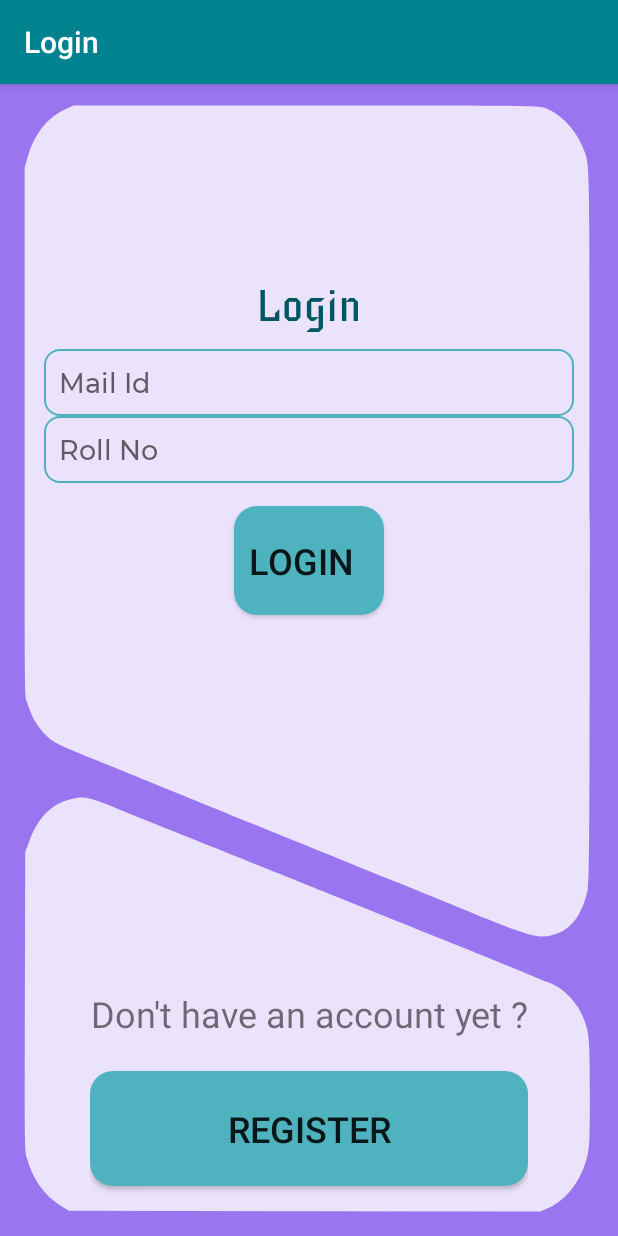
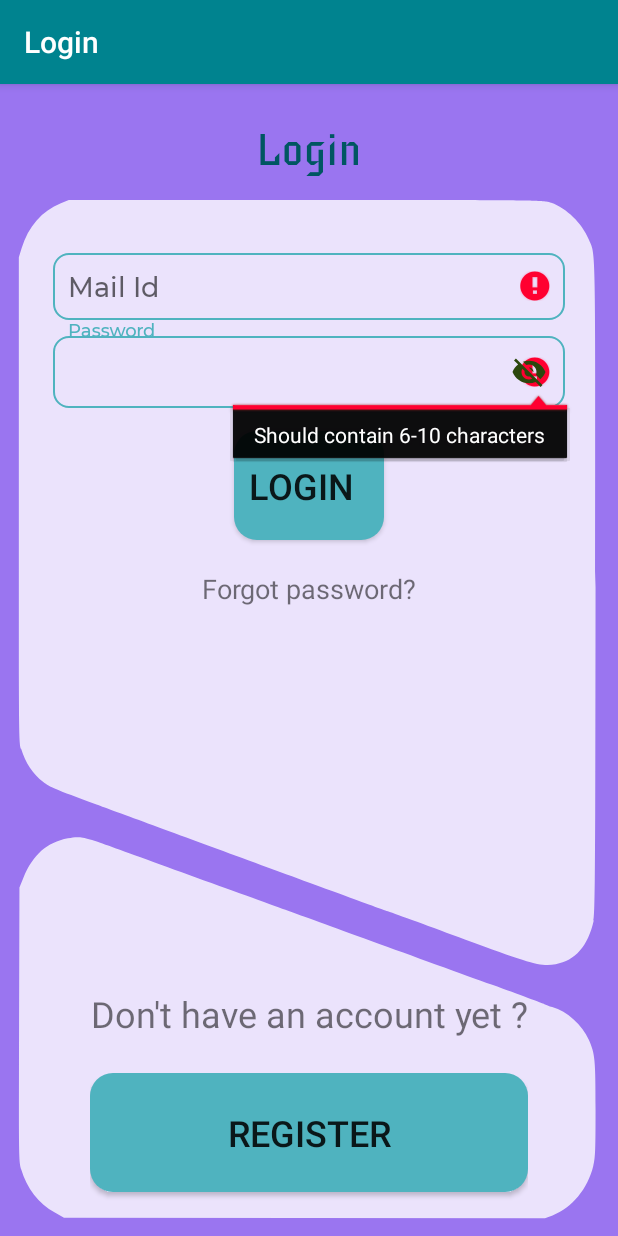
Before and after one commit to TeamAMatri/Project, an Android app: the screen it shows after launch (LoginActivity), after a tap on "LOGIN", on a phone screen of 412 x 824 dp. Run offline under Robolectric (Android 15) with nearby library versions, the phone set to English and light mode, and no system bars; our stand-ins replace Firebase (no records; nobody signed in at launch, a user with empty details on screens opened directly).

Commit message:
upto password reset

```diff
--- a/Libcrawler/app/build.gradle
+++ b/Libcrawler/app/build.gradle
@@ -37,4 +37,5 @@ dependencies {
     androidTestImplementation 'androidx.test.espresso:espresso-core:3.2.0'
     implementation 'androidx.recyclerview:recyclerview:1.1.0'
     implementation 'de.hdodenhof:circleimageview:3.1.0'
+    implementation 'com.google.android.material:material:1.1.0'
 }
--- a/Libcrawler/app/src/main/java/com/example/libcrawler/LoginActivity.java
+++ b/Libcrawler/app/src/main/java/com/example/libcrawler/LoginActivity.java
@@ -1,5 +1,6 @@
 package com.example.libcrawler;
 
+import androidx.annotation.NonNull;
 import androidx.appcompat.app.AppCompatActivity;
 
 import android.content.Intent;
@@ -8,27 +9,63 @@ import android.view.View;
 import android.widget.EditText;
 import android.widget.Toast;
 
+import com.google.android.gms.tasks.OnCompleteListener;
+import com.google.android.gms.tasks.Task;
+import com.google.firebase.auth.AuthResult;
 import com.google.firebase.auth.FirebaseAuth;
 
 public class LoginActivity extends AppCompatActivity {
-    EditText uroll,umail;
+    EditText upwd, umail;
     FirebaseAuth auth;
     @Override
     protected void onCreate(Bundle savedInstanceState) {
         super.onCreate(savedInstanceState);
         setContentView(R.layout.activity_login);
-        uroll = findViewById(R.id.loginroll);
+        umail = findViewById(R.id.loginmail);
+        upwd = findViewById(R.id.loginpwd);
         auth = FirebaseAuth.getInstance();
+
     }
 
     public void login(View view) {
-        String roll = uroll.getText().toString();
+        String pwd = upwd.getText().toString();
         String mail = umail.getText().toString();
-        if(mail.isEmpty() || roll.isEmpty()){
-            Toast.makeText(LoginActivity.this, "Fields sholudn't be empty", Toast.LENGTH_SHORT).show();
+        String emailPattern =  "[a-zA-Z0-9._#$&*]+@[a-z]+\\.+[a-z]+";
+        String passwordPattern = "[a-zA-z0-9._#$&*]{6,10}";
+        if(mail.matches(emailPattern))
+        {
+
         }
-        else{
+        else
+        {
+            umail.setError("Eg: hello@gmail.com");
+            umail.requestFocus();
+        }
 
+        if(pwd.matches(passwordPattern))
+        {
+
+        }
+        else
+        {
+            upwd.setError("Should contain 6-10 characters");
+            upwd.requestFocus();
+        }
+
+        if(mail.matches(emailPattern) && pwd.matches(passwordPattern))
+        {
+                auth.signInWithEmailAndPassword(mail,pwd).addOnCompleteListener(new OnCompleteListener<AuthResult>() {
+                    @Override
+                    public void onComplete(@NonNull Task<AuthResult> task) {
+                        if(task.isSuccessful()){
+                            Toast.makeText(LoginActivity.this, "Logged in Successful", Toast.LENGTH_SHORT).show();
+                            startActivity(new Intent(LoginActivity.this, MainActivity.class));
+                        }
+                        else{
+                            Toast.makeText(LoginActivity.this, "Invalid user", Toast.LENGTH_SHORT).show();
+                        }
+                    }
+                });
         }
 
     }
@@ -36,4 +73,8 @@ public class LoginActivity extends AppCompatActivity {
     public void register(View view) {
         startActivity(new Intent(this, Registration.class));
     }
+
+    public void forgotpassword(View view) {
+        startActivity(new Intent(LoginActivity.this, PasswordActivity.class));
+    }
 }
--- a/Libcrawler/app/src/main/java/com/example/libcrawler/MainActivity.java
+++ b/Libcrawler/app/src/main/java/com/example/libcrawler/MainActivity.java
@@ -9,9 +9,9 @@ import android.os.Bundle;
 public class MainActivity extends AppCompatActivity {
 
     RecyclerView rv;
-    String[] branches = {"CSE","ECE","EEE","CIVIL","MECHANICAL","METALLURGICAL","CHEMICAL","AERONAUTICAL","IT"};
-    int[] images = {R.drawable.cse,R.drawable.ece,R.drawable.eee,R.drawable.civil,R.drawable.mechanical,R.drawable.metallurgical,
-            R.drawable.chemical,R.drawable.aeronautical,R.drawable.it};
+    String[] branches = {"CSE","ECE","EEE","CIVIL","MECHANICAL","IT","METALLURGY","CHEMICAL"};
+    int[] images = {R.drawable.cse,R.drawable.ece,R.drawable.eee,R.drawable.civil,R.drawable.mechanical,R.drawable.it,
+            R.drawable.metallurgical, R.drawable.chemical};
     MyAdapter myAdapter;
 
     @Override
--- /dev/null
+++ b/Libcrawler/app/src/main/res/drawable/eye.xml
@@ -0,0 +1,5 @@
+<vector android:height="24dp" android:tint="#2C470D"
+    android:viewportHeight="24.0" android:viewportWidth="24.0"
+    android:width="24dp" xmlns:android="http://schemas.android.com/apk/res/android">
+    <path android:fillColor="#FF000000" android:pathData="M12,4.5C7,4.5 2.73,7.61 1,12c1.73,4.39 6,7.5 11,7.5s9.27,-3.11 11,-7.5c-1.73,-4.39 -6,-7.5 -11,-7.5zM12,17c-2.76,0 -5,-2.24 -5,-5s2.24,-5 5,-5 5,2.24 5,5 -2.24,5 -5,5zM12,9c-1.66,0 -3,1.34 -3,3s1.34,3 3,3 3,-1.34 3,-3 -1.34,-3 -3,-3z"/>
+</vector>
--- a/Libcrawler/app/src/main/res/drawable/person.xml
+++ b/Libcrawler/app/src/main/res/drawable/person.xml
@@ -1,5 +1,6 @@
 <vector android:height="24dp" android:tint="#2C470D"
     android:viewportHeight="24.0" android:viewportWidth="24.0"
     android:width="24dp" xmlns:android="http://schemas.android.com/apk/res/android">
-    <path android:fillColor="#FF000000" android:pathData="M12,12c2.21,0 4,-1.79 4,-4s-1.79,-4 -4,-4 -4,1.79 -4,4 1.79,4 4,4zM12,14c-2.67,0 -8,1.34 -8,4v2h16v-2c0,-2.66 -5.33,-4 -8,-4z"/>
+    <path android:fillColor="#FF000000"
+        android:pathData="M12,12c2.21,0 4,-1.79 4,-4s-1.79,-4 -4,-4 -4,1.79 -4,4 1.79,4 4,4zM12,14c-2.67,0 -8,1.34 -8,4v2h16v-2c0,-2.66 -5.33,-4 -8,-4z"/>
 </vector>
--- a/Libcrawler/app/src/main/res/layout/activity_login.xml
+++ b/Libcrawler/app/src/main/res/layout/activity_login.xml
@@ -6,31 +6,31 @@
     android:layout_height="wrap_content"
     android:orientation="vertical"
     android:background="@color/colorBg"
-    android:padding="9dp"
+    android:padding="5dp"
     tools:context=".LoginActivity">
+    <TextView
+        android:layout_width="match_parent"
+        android:layout_height="wrap_content"
+        android:text="Login"
+        android:textSize="30sp"
+        android:fontFamily="@font/iceberg"
+        android:layout_marginTop="20dp"
+        android:gravity="center"
+        android:textColor="@color/colorPrimaryDark"/>
     <LinearLayout
         android:layout_width="match_parent"
         android:layout_height="match_parent"
         android:orientation="vertical"
+        android:layout_marginTop="10dp"
         android:background="@drawable/shape">
+
 
         <LinearLayout
             android:layout_width="match_parent"
             android:layout_height="wrap_content"
             android:orientation="vertical"
             android:layout_weight="7"
-            android:padding="20dp">
-
-            <TextView
-                android:layout_width="match_parent"
-                android:layout_height="wrap_content"
-                android:text="Login"
-                android:textSize="30sp"
-                android:fontFamily="@font/iceberg"
-                android:layout_marginTop="100dp"
-                android:gravity="center"
-                android:textColor="@color/colorPrimaryDark"/>
-
+            android:padding="30dp">
 
             <EditText
                 android:layout_width="match_parent"
@@ -40,20 +40,28 @@
                 android:paddingTop="15dp"
                 android:fontFamily="@font/montserrat"
                 android:id="@+id/loginmail"
+                android:drawableRight="@drawable/mail"
                 android:layout_marginTop="10dp"
                 android:background="@drawable/textbox"
-                android:padding="10dp"/>
+                android:padding="10dp">
+                <requestFocus/>
+            </EditText>
 
-            <EditText
+            <com.google.android.material.textfield.TextInputLayout
                 android:layout_width="match_parent"
                 android:layout_height="wrap_content"
-                android:hint="Roll No"
-                android:inputType="text"
-                android:paddingTop="15dp"
-                android:fontFamily="@font/montserrat"
-                android:id="@+id/loginroll"
-                android:background="@drawable/textbox"
-                android:padding="10dp"/>
+                app:passwordToggleEnabled="true"
+                app:passwordToggleTint="#2C470D">
+
+                <com.google.android.material.textfield.TextInputEditText
+                    android:layout_width="match_parent"
+                    android:layout_height="wrap_content"
+                    android:hint="Password"
+                    android:id="@+id/loginpwd"
+                    android:padding="10dp"
+                    android:fontFamily="@font/montserrat"
+                    android:background="@drawable/textbox"/>
+            </com.google.android.material.textfield.TextInputLayout>
 
 
             <Button
@@ -68,7 +76,16 @@
                 android:layout_marginTop="15dp"
                 android:layout_marginBottom="20dp"
                 android:background="@drawable/shapes"/>
-            />
+
+            <TextView
+                android:layout_width="match_parent"
+                android:layout_height="wrap_content"
+                android:text="Forgot password?"
+                android:textSize="18sp"
+                android:gravity="center"
+                android:onClick="forgotpassword"/>
+
+
         </LinearLayout>
 
         <LinearLayout
@@ -96,11 +113,8 @@
                 android:textSize="24sp"
                 android:onClick="register"
                 android:background="@drawable/shapes"
-                android:layout_marginBottom="24dp"
-                />
+                android:layout_marginBottom="24dp"/>
 
         </LinearLayout>
     </LinearLayout>
-
-
 </LinearLayout>
--- a/Libcrawler/build.gradle
+++ b/Libcrawler/build.gradle
@@ -8,7 +8,7 @@ buildscript {
 
     }
     dependencies {
-        classpath 'com.android.tools.build:gradle:3.6.3'
+        classpath 'com.android.tools.build:gradle:4.0.0'
         classpath 'com.google.gms:google-services:4.3.3'
 
 
```
Also changed, not shown: Libcrawler/app/src/main/AndroidManifest.xml (+16 -15 lines), Libcrawler/app/src/main/java/com/example/libcrawler/PasswordActivity.java (added, +46 -0 lines), Libcrawler/app/src/main/res/layout/activity_password.xml (added, +46 -0 lines), Libcrawler/app/src/main/res/layout/activity_registration.xml (+19 -1 lines), Libcrawler/gradle/wrapper/gradle-wrapper.properties.
